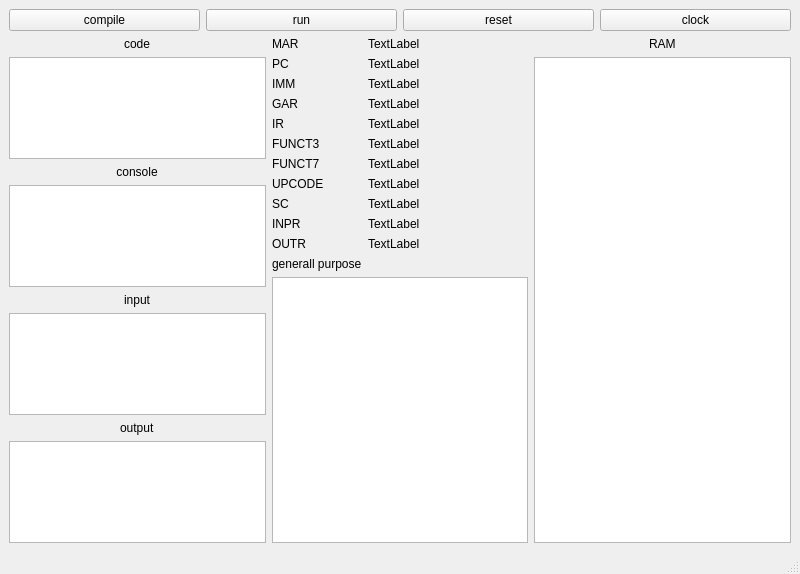
This is src/RISC-V-Computer-design-code/mainwindow.ui in MostafaBoostan/RISC-V-Computer-design as Qt 5 draws it before an edit. The edited form follows.
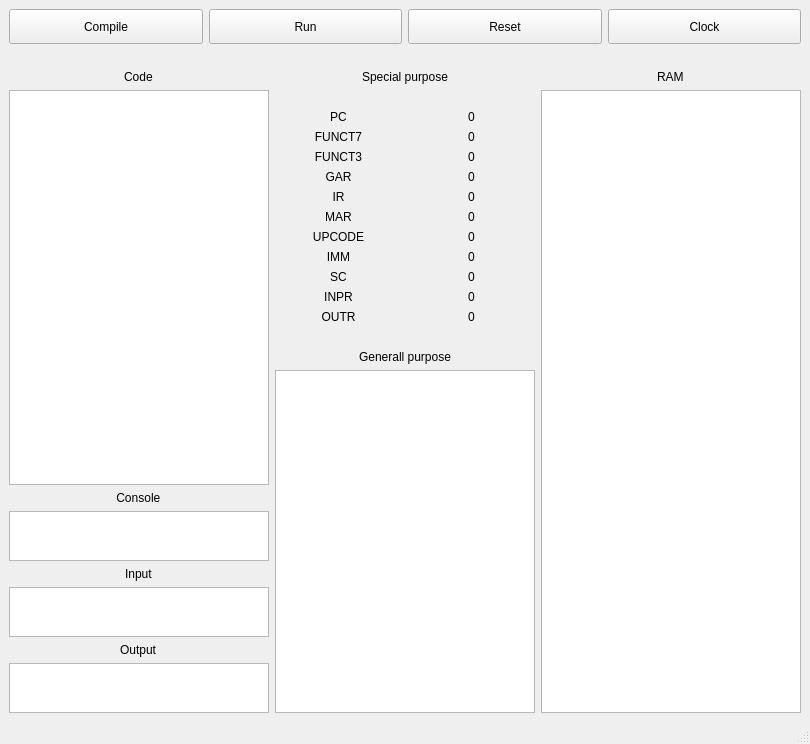
This is the edited form.

The edit to the form file:
```diff
--- a/src/RISC-V-Computer-design-code/mainwindow.ui
+++ b/src/RISC-V-Computer-design-code/mainwindow.ui
@@ -6,234 +6,253 @@
    <rect>
     <x>0</x>
     <y>0</y>
-    <width>800</width>
-    <height>574</height>
+    <width>810</width>
+    <height>744</height>
    </rect>
   </property>
   <property name="windowTitle">
    <string>MainWindow</string>
   </property>
   <widget class="QWidget" name="centralwidget">
-   <layout class="QGridLayout" name="gridLayout">
-    <item row="0" column="0">
+   <layout class="QGridLayout" name="gridLayout_3">
+    <item row="1" column="0">
+     <spacer name="verticalSpacer_5">
+      <property name="orientation">
+       <enum>Qt::Horizontal</enum>
+      </property>
+      <property name="sizeHint" stdset="0">
+       <size>
+        <width>40</width>
+        <height>20</height>
+       </size>
+      </property>
+     </spacer>
+    </item>
+    <item row="2" column="1">
      <layout class="QVBoxLayout" name="verticalLayout_3">
       <item>
-       <layout class="QHBoxLayout" name="horizontalLayout">
-        <item>
-         <widget class="QPushButton" name="compile_btn">
+       <widget class="QLabel" name="label_8">
           <property name="text">
-           <string>compile</string>
-          </property>
-         </widget>
-        </item>
-        <item>
-         <widget class="QPushButton" name="run_btn">
-          <property name="text">
-           <string>run</string>
+         <string>Special purpose</string>
+        </property>
+        <property name="alignment">
+         <set>Qt::AlignCenter</set>
           </property>
          </widget>
         </item>
         <item>
-         <widget class="QPushButton" name="reset_btn">
-          <property name="text">
-           <string>reset</string>
-          </property>
-         </widget>
-        </item>
-        <item>
-         <widget class="QPushButton" name="clock_btn">
-          <property name="text">
-           <string>clock</string>
-          </property>
-         </widget>
-        </item>
-       </layout>
-      </item>
-      <item>
-       <layout class="QHBoxLayout" name="horizontalLayout_2">
-        <item>
-         <layout class="QVBoxLayout" name="verticalLayout">
-          <item alignment="Qt::AlignHCenter|Qt::AlignVCenter">
-           <widget class="QLabel" name="label">
-            <property name="text">
-             <string>code</string>
-            </property>
-           </widget>
-          </item>
-          <item>
-           <widget class="QTextEdit" name="code_field"/>
-          </item>
-          <item alignment="Qt::AlignHCenter">
-           <widget class="QLabel" name="label_2">
-            <property name="text">
-             <string> console </string>
-            </property>
-           </widget>
-          </item>
-          <item>
-           <widget class="QPlainTextEdit" name="console_field">
-            <property name="readOnly">
-             <bool>true</bool>
-            </property>
-           </widget>
-          </item>
-          <item alignment="Qt::AlignHCenter">
-           <widget class="QLabel" name="label_3">
-            <property name="text">
-             <string>input</string>
-            </property>
-           </widget>
-          </item>
-          <item>
-           <widget class="QTextEdit" name="input_field"/>
-          </item>
-          <item alignment="Qt::AlignHCenter">
-           <widget class="QLabel" name="label_7">
-            <property name="text">
-             <string>output</string>
-            </property>
-           </widget>
-          </item>
-          <item>
-           <widget class="QPlainTextEdit" name="output_field">
-            <property name="readOnly">
-             <bool>true</bool>
-            </property>
-           </widget>
-          </item>
-         </layout>
-        </item>
-        <item>
-         <layout class="QFormLayout" name="formLayout">
-          <item row="0" column="0">
-           <widget class="QLabel" name="label_6">
-            <property name="text">
-             <string>MAR</string>
-            </property>
-           </widget>
-          </item>
-          <item row="0" column="1">
-           <widget class="QLabel" name="mar_label">
-            <property name="maximumSize">
+       <spacer name="horizontalSpacer">
+        <property name="orientation">
+         <enum>Qt::Horizontal</enum>
+        </property>
+        <property name="sizeHint" stdset="0">
              <size>
-              <width>217</width>
-              <height>16777215</height>
-             </size>
-            </property>
-            <property name="text">
-             <string>TextLabel</string>
-            </property>
-           </widget>
-          </item>
-          <item row="1" column="0">
-           <widget class="QLabel" name="label_9">
+          <width>40</width>
+          <height>20</height>
+         </size>
+        </property>
+       </spacer>
+      </item>
+      <item>
+       <layout class="QGridLayout" name="gridLayout_2">
+        <item row="6" column="0">
+         <widget class="QLabel" name="label_24">
             <property name="text">
-             <string>PC</string>
-            </property>
-           </widget>
-          </item>
-          <item row="1" column="1">
-           <widget class="QLabel" name="pc_label">
+           <string>UPCODE</string>
+          </property>
+          <property name="textFormat">
+           <enum>Qt::MarkdownText</enum>
+          </property>
+          <property name="alignment">
+           <set>Qt::AlignCenter</set>
+          </property>
+         </widget>
+        </item>
+        <item row="10" column="1">
+         <widget class="QLabel" name="outr_label">
             <property name="text">
-             <string>TextLabel</string>
-            </property>
-           </widget>
-          </item>
-          <item row="2" column="0">
+           <string>0</string>
+          </property>
+          <property name="textFormat">
+           <enum>Qt::MarkdownText</enum>
+          </property>
+          <property name="alignment">
+           <set>Qt::AlignCenter</set>
+          </property>
+         </widget>
+        </item>
+        <item row="7" column="0">
            <widget class="QLabel" name="label_14">
             <property name="text">
              <string>IMM</string>
             </property>
-           </widget>
-          </item>
-          <item row="2" column="1">
-           <widget class="QLabel" name="imm_label">
-            <property name="text">
-             <string>TextLabel</string>
-            </property>
-           </widget>
-          </item>
-          <item row="3" column="0">
-           <widget class="QLabel" name="label_16">
-            <property name="text">
-             <string>GAR</string>
+          <property name="textFormat">
+           <enum>Qt::MarkdownText</enum>
+          </property>
+          <property name="alignment">
+           <set>Qt::AlignCenter</set>
             </property>
            </widget>
           </item>
-          <item row="3" column="1">
-           <widget class="QLabel" name="gar_label">
+        <item row="6" column="1">
+         <widget class="QLabel" name="upcode_label">
             <property name="text">
-             <string>TextLabel</string>
-            </property>
-           </widget>
-          </item>
-          <item row="4" column="0">
-           <widget class="QLabel" name="label_18">
-            <property name="text">
-             <string>IR</string>
+           <string>0</string>
+          </property>
+          <property name="textFormat">
+           <enum>Qt::MarkdownText</enum>
+          </property>
+          <property name="alignment">
+           <set>Qt::AlignCenter</set>
             </property>
            </widget>
           </item>
           <item row="4" column="1">
            <widget class="QLabel" name="ir_label">
             <property name="text">
-             <string>TextLabel</string>
-            </property>
-           </widget>
-          </item>
-          <item row="5" column="0">
-           <widget class="QLabel" name="label_20">
-            <property name="text">
-             <string>FUNCT3</string>
-            </property>
-           </widget>
-          </item>
-          <item row="5" column="1">
-           <widget class="QLabel" name="funct3_label">
+           <string>0</string>
+          </property>
+          <property name="textFormat">
+           <enum>Qt::MarkdownText</enum>
+          </property>
+          <property name="alignment">
+           <set>Qt::AlignCenter</set>
+          </property>
+         </widget>
+        </item>
+        <item row="10" column="0">
+         <widget class="QLabel" name="label_29">
             <property name="text">
-             <string>TextLabel</string>
-            </property>
-           </widget>
-          </item>
-          <item row="6" column="0">
+           <string>OUTR</string>
+          </property>
+          <property name="textFormat">
+           <enum>Qt::MarkdownText</enum>
+          </property>
+          <property name="alignment">
+           <set>Qt::AlignCenter</set>
+          </property>
+         </widget>
+        </item>
+        <item row="1" column="0">
            <widget class="QLabel" name="label_22">
             <property name="text">
              <string>FUNCT7</string>
             </property>
-           </widget>
-          </item>
-          <item row="6" column="1">
-           <widget class="QLabel" name="funct7_label">
-            <property name="text">
-             <string>TextLabel</string>
-            </property>
-           </widget>
-          </item>
-          <item row="7" column="0">
-           <widget class="QLabel" name="label_24">
+          <property name="textFormat">
+           <enum>Qt::MarkdownText</enum>
+          </property>
+          <property name="alignment">
+           <set>Qt::AlignCenter</set>
+          </property>
+         </widget>
+        </item>
+        <item row="2" column="0">
+         <widget class="QLabel" name="label_20">
             <property name="text">
-             <string>UPCODE</string>
+           <string>FUNCT3</string>
+          </property>
+          <property name="textFormat">
+           <enum>Qt::MarkdownText</enum>
+          </property>
+          <property name="alignment">
+           <set>Qt::AlignCenter</set>
             </property>
            </widget>
           </item>
           <item row="7" column="1">
-           <widget class="QLabel" name="upcode_label">
+         <widget class="QLabel" name="imm_label">
             <property name="text">
-             <string>TextLabel</string>
-            </property>
-           </widget>
-          </item>
-          <item row="8" column="0">
-           <widget class="QLabel" name="label_26">
+           <string>0</string>
+          </property>
+          <property name="textFormat">
+           <enum>Qt::MarkdownText</enum>
+          </property>
+          <property name="alignment">
+           <set>Qt::AlignCenter</set>
+          </property>
+         </widget>
+        </item>
+        <item row="3" column="1">
+         <widget class="QLabel" name="gar_label">
             <property name="text">
-             <string>SC</string>
+           <string>0</string>
+          </property>
+          <property name="textFormat">
+           <enum>Qt::MarkdownText</enum>
+          </property>
+          <property name="alignment">
+           <set>Qt::AlignCenter</set>
+          </property>
+         </widget>
+        </item>
+        <item row="3" column="0">
+         <widget class="QLabel" name="label_16">
+          <property name="text">
+           <string>GAR</string>
+          </property>
+          <property name="textFormat">
+           <enum>Qt::MarkdownText</enum>
+          </property>
+          <property name="alignment">
+           <set>Qt::AlignCenter</set>
             </property>
            </widget>
           </item>
           <item row="8" column="1">
            <widget class="QLabel" name="sc_label">
             <property name="text">
-             <string>TextLabel</string>
+           <string>0</string>
+          </property>
+          <property name="textFormat">
+           <enum>Qt::MarkdownText</enum>
+          </property>
+          <property name="alignment">
+           <set>Qt::AlignCenter</set>
+          </property>
+         </widget>
+        </item>
+        <item row="0" column="0">
+         <widget class="QLabel" name="label_9">
+          <property name="text">
+           <string>PC</string>
+          </property>
+          <property name="textFormat">
+           <enum>Qt::MarkdownText</enum>
+          </property>
+          <property name="alignment">
+           <set>Qt::AlignCenter</set>
+          </property>
+         </widget>
+        </item>
+        <item row="5" column="1">
+         <widget class="QLabel" name="mar_label">
+          <property name="maximumSize">
+           <size>
+            <width>217</width>
+            <height>16777215</height>
+           </size>
+          </property>
+          <property name="text">
+           <string>0</string>
+          </property>
+          <property name="textFormat">
+           <enum>Qt::MarkdownText</enum>
+          </property>
+          <property name="alignment">
+           <set>Qt::AlignCenter</set>
+          </property>
+         </widget>
+        </item>
+        <item row="2" column="1">
+         <widget class="QLabel" name="funct3_label">
+          <property name="text">
+           <string>0</string>
+          </property>
+          <property name="textFormat">
+           <enum>Qt::MarkdownText</enum>
+          </property>
+          <property name="alignment">
+           <set>Qt::AlignCenter</set>
             </property>
            </widget>
           </item>
@@ -242,49 +261,126 @@
             <property name="text">
              <string>INPR</string>
             </property>
+          <property name="textFormat">
+           <enum>Qt::MarkdownText</enum>
+          </property>
+          <property name="alignment">
+           <set>Qt::AlignCenter</set>
+          </property>
+         </widget>
+        </item>
+        <item row="4" column="0">
+         <widget class="QLabel" name="label_18">
+          <property name="text">
+           <string>IR</string>
+          </property>
+          <property name="textFormat">
+           <enum>Qt::MarkdownText</enum>
+          </property>
+          <property name="alignment">
+           <set>Qt::AlignCenter</set>
+          </property>
+         </widget>
+        </item>
+        <item row="8" column="0">
+         <widget class="QLabel" name="label_26">
+          <property name="text">
+           <string>SC</string>
+          </property>
+          <property name="textFormat">
+           <enum>Qt::MarkdownText</enum>
+          </property>
+          <property name="alignment">
+           <set>Qt::AlignCenter</set>
+          </property>
+         </widget>
+        </item>
+        <item row="5" column="0">
+         <widget class="QLabel" name="label_6">
+          <property name="text">
+           <string>MAR</string>
+          </property>
+          <property name="textFormat">
+           <enum>Qt::MarkdownText</enum>
+          </property>
+          <property name="alignment">
+           <set>Qt::AlignCenter</set>
+          </property>
+         </widget>
+        </item>
+        <item row="0" column="1">
+         <widget class="QLabel" name="pc_label">
+          <property name="text">
+           <string>0</string>
+          </property>
+          <property name="textFormat">
+           <enum>Qt::MarkdownText</enum>
+          </property>
+          <property name="alignment">
+           <set>Qt::AlignCenter</set>
+          </property>
+         </widget>
+        </item>
+        <item row="1" column="1">
+         <widget class="QLabel" name="funct7_label">
+          <property name="text">
+           <string>0</string>
+          </property>
+          <property name="textFormat">
+           <enum>Qt::MarkdownText</enum>
+          </property>
+          <property name="alignment">
+           <set>Qt::AlignCenter</set>
+          </property>
            </widget>
           </item>
           <item row="9" column="1">
            <widget class="QLabel" name="inpr_label">
             <property name="text">
-             <string>TextLabel</string>
-            </property>
-           </widget>
-          </item>
-          <item row="10" column="0">
-           <widget class="QLabel" name="label_29">
-            <property name="text">
-             <string>OUTR</string>
-            </property>
-           </widget>
-          </item>
-          <item row="10" column="1">
-           <widget class="QLabel" name="outr_label">
-            <property name="text">
-             <string>TextLabel</string>
+           <string>0</string>
+          </property>
+          <property name="textFormat">
+           <enum>Qt::MarkdownText</enum>
+          </property>
+          <property name="alignment">
+           <set>Qt::AlignCenter</set>
             </property>
            </widget>
           </item>
-          <item row="12" column="0" colspan="2">
-           <widget class="QTableView" name="tableView"/>
-          </item>
-          <item row="11" column="0">
+       </layout>
+      </item>
+      <item>
+       <spacer name="verticalSpacer_4">
+        <property name="orientation">
+         <enum>Qt::Horizontal</enum>
+        </property>
+        <property name="sizeType">
+         <enum>QSizePolicy::Minimum</enum>
+        </property>
+        <property name="sizeHint" stdset="0">
+         <size>
+          <width>40</width>
+          <height>20</height>
+         </size>
+        </property>
+       </spacer>
+      </item>
+      <item>
            <widget class="QLabel" name="label_4">
             <property name="text">
-             <string>generall purpose</string>
-            </property>
-           </widget>
-          </item>
-          <item row="11" column="1">
-           <widget class="QLabel" name="label_8">
-            <property name="text">
-             <string/>
-            </property>
-           </widget>
-          </item>
-         </layout>
+         <string>Generall purpose</string>
+        </property>
+        <property name="alignment">
+         <set>Qt::AlignCenter</set>
+        </property>
+       </widget>
         </item>
         <item>
+       <widget class="QTableView" name="tableView"/>
+      </item>
+     </layout>
+    </item>
+    <item row="2" column="2">
          <layout class="QVBoxLayout" name="verticalLayout_2">
           <item alignment="Qt::AlignHCenter">
            <widget class="QLabel" name="label_5">
@@ -305,7 +401,137 @@
           </item>
          </layout>
         </item>
-       </layout>
+    <item row="0" column="0" colspan="3">
+     <layout class="QHBoxLayout" name="horizontalLayout">
+      <item>
+       <widget class="QPushButton" name="compile_btn">
+        <property name="minimumSize">
+         <size>
+          <width>0</width>
+          <height>35</height>
+         </size>
+        </property>
+        <property name="text">
+         <string>Compile</string>
+        </property>
+       </widget>
+      </item>
+      <item>
+       <widget class="QPushButton" name="run_btn">
+        <property name="minimumSize">
+         <size>
+          <width>0</width>
+          <height>35</height>
+         </size>
+        </property>
+        <property name="text">
+         <string>Run</string>
+        </property>
+       </widget>
+      </item>
+      <item>
+       <widget class="QPushButton" name="reset_btn">
+        <property name="minimumSize">
+         <size>
+          <width>0</width>
+          <height>35</height>
+         </size>
+        </property>
+        <property name="text">
+         <string>Reset</string>
+        </property>
+       </widget>
+      </item>
+      <item>
+       <widget class="QPushButton" name="clock_btn">
+        <property name="minimumSize">
+         <size>
+          <width>0</width>
+          <height>35</height>
+         </size>
+        </property>
+        <property name="text">
+         <string>Clock</string>
+        </property>
+       </widget>
+      </item>
+     </layout>
+    </item>
+    <item row="2" column="0">
+     <layout class="QVBoxLayout" name="verticalLayout">
+      <item alignment="Qt::AlignHCenter|Qt::AlignVCenter">
+       <widget class="QLabel" name="label">
+        <property name="text">
+         <string>Code</string>
+        </property>
+       </widget>
+      </item>
+      <item>
+       <widget class="QTextEdit" name="code_field">
+        <property name="minimumSize">
+         <size>
+          <width>0</width>
+          <height>200</height>
+         </size>
+        </property>
+       </widget>
+      </item>
+      <item alignment="Qt::AlignHCenter">
+       <widget class="QLabel" name="label_2">
+        <property name="text">
+         <string> Console </string>
+        </property>
+       </widget>
+      </item>
+      <item>
+       <widget class="QPlainTextEdit" name="console_field">
+        <property name="maximumSize">
+         <size>
+          <width>16777215</width>
+          <height>50</height>
+         </size>
+        </property>
+        <property name="readOnly">
+         <bool>true</bool>
+        </property>
+       </widget>
+      </item>
+      <item alignment="Qt::AlignHCenter">
+       <widget class="QLabel" name="label_3">
+        <property name="text">
+         <string>Input</string>
+        </property>
+       </widget>
+      </item>
+      <item>
+       <widget class="QTextEdit" name="input_field">
+        <property name="maximumSize">
+         <size>
+          <width>16777215</width>
+          <height>50</height>
+         </size>
+        </property>
+       </widget>
+      </item>
+      <item alignment="Qt::AlignHCenter">
+       <widget class="QLabel" name="label_7">
+        <property name="text">
+         <string>Output</string>
+        </property>
+       </widget>
+      </item>
+      <item>
+       <widget class="QPlainTextEdit" name="output_field">
+        <property name="maximumSize">
+         <size>
+          <width>16777215</width>
+          <height>50</height>
+         </size>
+        </property>
+        <property name="readOnly">
+         <bool>true</bool>
+        </property>
+       </widget>
       </item>
      </layout>
     </item>
```
Left out of the diff: 4 changed lines with no effect on the pictures. Lines whose indentation alone changed are shown as unchanged.
